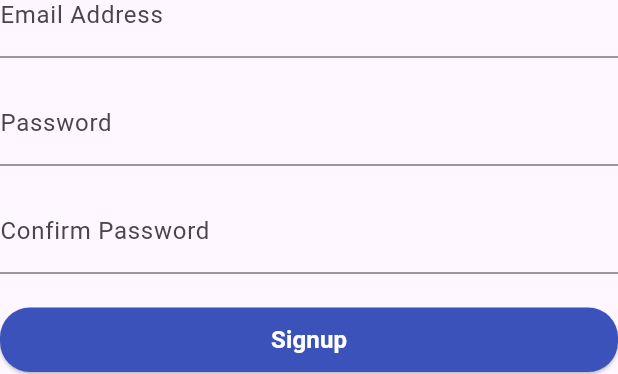
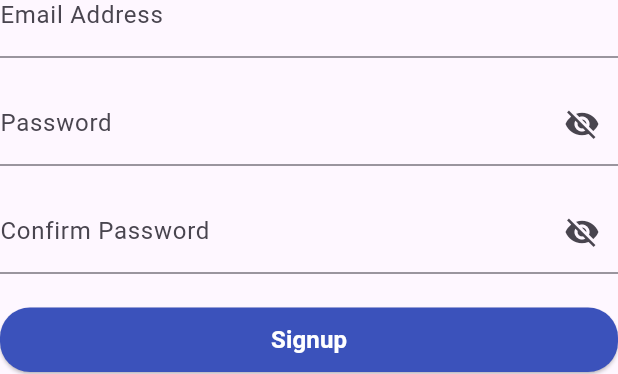
Before and after one commit to MayarMohamed7/Career-Compass, a Flutter app: the SignupForm widget shown alone on an empty page, opened directly, after a tap on "Signup", on a phone screen of 412 x 824 dp. Shown: the part 498-872 px from the top of the screen. Run offline on Flutter 3.47's test engine with Material 3 defaults, Android fonts, the phone set to English and light mode, and no system bars; our stand-ins replace cloud_firestore, firebase_auth, firebase_core, firebase_storage, image_picker, permission_handler; accounts and stored records are empty; network calls fail.

Commit message:
signup updated

```diff
--- a/lib/presentationTier/Forms/signup_form.dart
+++ b/lib/presentationTier/Forms/signup_form.dart
@@ -2,7 +2,10 @@ import 'package:flutter/material.dart';
 import 'package:graduationinterface/DB_Tier/firebase/firebase_auth.dart';
 import 'package:graduationinterface/presentationTier/Pages/creatingacc_page.dart';
 import 'package:graduationinterface/DB_Tier/firebase/firebase_options.dart';
+import 'package:graduationinterface/applicationTier/models/User.dart';
 class SignupForm extends StatefulWidget {
+
+
     @override
   _SignupFormState createState() => _SignupFormState();
 }
@@ -13,6 +16,21 @@ class _SignupFormState extends State<SignupForm> {
   final TextEditingController _passwordController = TextEditingController();
   final TextEditingController _confirmPasswordController = TextEditingController();
 
+  bool _passwordVisible = false;
+  bool _confirmPasswordVisible = false;
+  bool _isLoading = false;
+
+
+  // Function to toggle password and confirm password visibility
+  void _toggleVisibility(bool isPassword) {
+    setState(() {
+      if (isPassword) {
+        _passwordVisible = !_passwordVisible;
+      } else {
+        _confirmPasswordVisible = !_confirmPasswordVisible;
+      }
+    });
+  }
   @override
   void dispose() {
     _fullNameController.dispose();
@@ -41,28 +59,57 @@ class _SignupFormState extends State<SignupForm> {
         SizedBox(height: 16.0),
         TextField(
           controller: _passwordController,
-          obscureText: true,
-          decoration: InputDecoration(labelText: 'Password'),
+            obscureText: !_passwordVisible,
+        decoration: InputDecoration(
+            labelText: 'Password',
+            suffixIcon: IconButton(
+              onPressed: () => _toggleVisibility(true),
+              icon: Icon(_passwordVisible ? Icons.visibility : Icons.visibility_off),
+            ),
+          ),
         ),
         SizedBox(height: 16.0),
         TextField(
           controller: _confirmPasswordController,
-          obscureText: true,
-          decoration: InputDecoration(labelText: 'Confirm Password'),
+            obscureText: !_confirmPasswordVisible,
+         decoration: InputDecoration(
+            labelText: 'Confirm Password',
+            suffixIcon: IconButton(
+              onPressed: () => _toggleVisibility(false),
+              icon: Icon(_confirmPasswordVisible ? Icons.visibility : Icons.visibility_off),
+            ),
+          ),
         ),
         SizedBox(height: 20.0),
         ElevatedButton(
           onPressed: () async {
+  if (_passwordController.text != _confirmPasswordController.text) {
+
+    ScaffoldMessenger.of(context).showSnackBar(
+      SnackBar(
+        content: Text("Passwords do not match"),
+        duration: Duration(seconds: 5),
+        backgroundColor: Colors.red,
+      ),
+    );
+    return;
+  }
+            setState(() {
+      _isLoading = true;
+    });
             String? signUpResult = await AuthMethods().signUpWithEmailAndPassword(
               email: _emailController.text,
               password: _passwordController.text,
               fullName: _fullNameController.text,
               confirmPassword: _confirmPasswordController.text,
             );
+            setState(() {
+      _isLoading = false;
+    });
             if (signUpResult == null) {
               Navigator.push(
         context,
-        MaterialPageRoute(builder: (context) => CreatingAcc()),
+        MaterialPageRoute(builder: (context) => CreatingAccPage()),
               );
             } else {
               // Handle signup failure
@@ -83,7 +130,9 @@ class _SignupFormState extends State<SignupForm> {
           ),
           child: Padding(
             padding: EdgeInsets.symmetric(horizontal: 20, vertical: 10),
-            child: Text(
+            child: _isLoading
+                ? CircularProgressIndicator(color: Colors.white)
+                : Text(
                       'Signup',
                       style: TextStyle(
                       color: Colors.white,
@@ -91,6 +140,7 @@ class _SignupFormState extends State<SignupForm> {
                       fontWeight: FontWeight.bold,
                       ),
                     ),
+
           ),
         ),
         SizedBox(height: 16.0),
```
Lines whose indentation alone changed are shown as unchanged.
